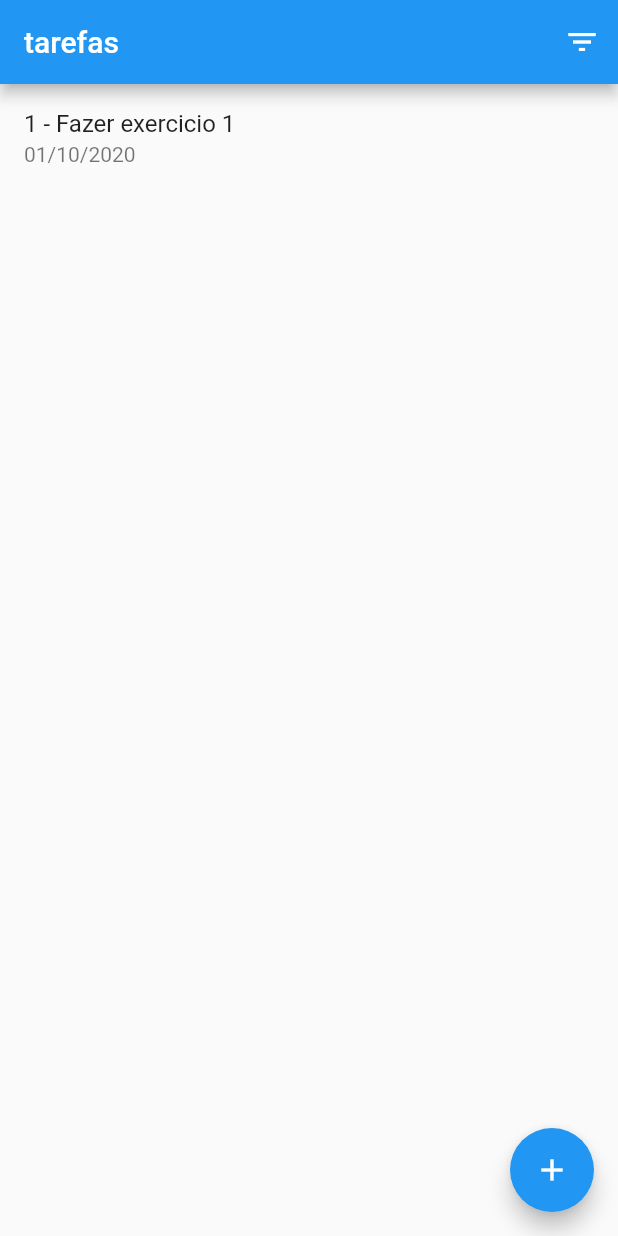
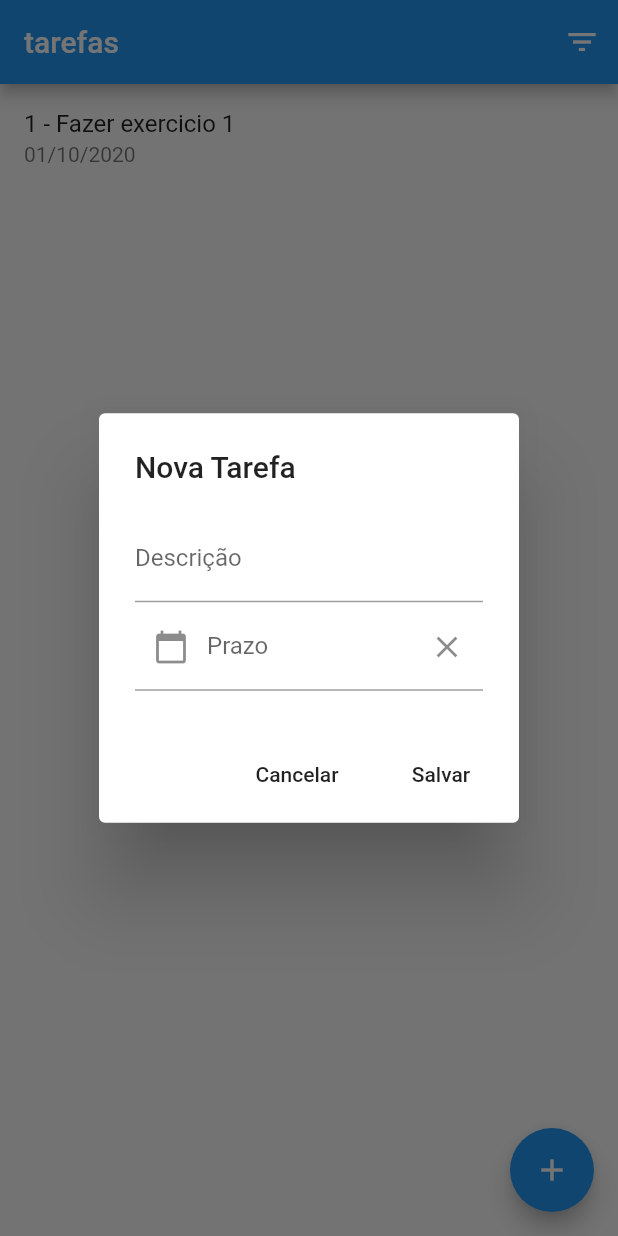
Before and after one commit to maiconm/cadastro-tarefas-flutter, a Flutter app: the screen it shows after launch, after a tap on the "add" icon, on a phone screen of 412 x 824 dp. Run offline on Flutter 3.47's test engine with Material 2 defaults, Android fonts, the phone set to English and light mode, and no system bars.

Commit message:
Editar e excluir elementos da lista

```diff
--- a/lib/pages/lista_tarefas_page.dart
+++ b/lib/pages/lista_tarefas_page.dart
@@ -1,5 +1,6 @@
 import 'package:cadastro_tarefas/model/tarefa.dart';
 import 'package:flutter/material.dart';
+import 'package:intl/intl.dart';
 
 class ListaTarefasPage extends StatefulWidget {
   @override
@@ -63,9 +64,9 @@ class _ListaTarefasPageState extends State<ListaTarefasPage> {
           itemBuilder: _criarItensMenuPopup,
           onSelected: (String valorSelecionado) {
             if (valorSelecionado == ACAO_EDITAR) {
-              _abrirForm();
+              _abrirForm(tarefaAtual: tarefa, indice: index);
             } else {
-              _excluir();
+              _excluir(index);
             }
           }
         );
@@ -89,7 +90,7 @@ class _ListaTarefasPageState extends State<ListaTarefasPage> {
         ),
       ),
       PopupMenuItem(
-        value: ACAO_EDITAR,
+        value: ACAO_EXCLUIR,
         child: Row(
           children: [
             Icon(Icons.delete, color: Colors.red),
@@ -103,15 +104,171 @@ class _ListaTarefasPageState extends State<ListaTarefasPage> {
     ];
   }
 
-  void _abrirForm() {
-    // TODO
+  void _abrirForm({Tarefa tarefaAtual, int indice}) {
+    final key = GlobalKey<_ConteudoFormDialogState>();
+    showDialog(
+      context: context,
+      builder: (BuildContext context) {
+        return AlertDialog(
+          title: Text(tarefaAtual == null ? 'Nova Tarefa' : 'Alterar Tarefa (${tarefaAtual.id})'),
+          content: ConteudoFormDialog(
+            key: key,
+            tarefaAtual: tarefaAtual,
+          ),
+          actions: [
+            FlatButton(
+              child: Text('Cancelar'),
+              onPressed: () => Navigator.of(context).pop(),
+            ),
+            FlatButton(
+              onPressed: () {
+                if (key.currentState.dadosValidos()) {
+                  setState(() {
+                    final novaTarefa = key.currentState.novaTarefa;
+                    if (indice == null) {
+                      novaTarefa.id = ++_ultimoId;
+                      _tarefas.add(novaTarefa);
+                    } else {
+                      _tarefas[indice] = novaTarefa;
+                    }
+                  });
+                  Navigator.of(context).pop();
+                }
+              },
+              child: Text('Salvar'),
+            ),
+          ],
+        );
+      }
+    );
   }
 
-  void _excluir() {
-    // TODO
+  void _excluir(int indice) {
+    showDialog(
+      context: context,
+      builder: (BuildContext context) {
+        return AlertDialog(
+          title: Row(
+            children: [
+              Icon(Icons.warning),
+              Padding(
+                padding: EdgeInsets.only(left: 10),
+                child: Text('Atenção'),
+              ),
+            ],
+          ),
+          content: Text('Esse registro será removido definitivamente.'),
+          actions: [
+            FlatButton(
+              child: Text('Cancelar'),
+              onPressed: () => Navigator.of(context).pop(),
+            ),
+            FlatButton(
+              child: Text('OK'),
+              onPressed: () {
+                Navigator.of(context).pop();
+                setState(() {
+                  _tarefas.removeAt(indice);
+                });
+              },
+            ),
+          ],
+        );
+      }
+    );
   }
 
   void _abrirPaginaFiltro() {
     // TODO
   }
 }
+
+class ConteudoFormDialog extends StatefulWidget {
+  final Tarefa tarefaAtual;
+
+  ConteudoFormDialog({Key key, this.tarefaAtual}): super(key: key);
+
+  @override
+  _ConteudoFormDialogState createState() => _ConteudoFormDialogState();
+}
+
+class _ConteudoFormDialogState extends State<ConteudoFormDialog> {
+  final _formKey = GlobalKey<FormState>();
+  final _descricaoController = TextEditingController();
+  final _prazoController = TextEditingController();
+  final _dateFormat = DateFormat('dd/MM/yyyy');
+
+  @override
+  void initState() {
+    super.initState();
+    if (widget.tarefaAtual != null) {
+      _descricaoController.text = widget.tarefaAtual.descricao;
+      _prazoController.text = widget.tarefaAtual.prazoFormatado;
+    }
+  }
+
+  @override
+  Widget build(BuildContext context) {
+    return Form(
+      key: _formKey,
+      child: Column(
+        mainAxisSize: MainAxisSize.min,
+        children: [
+          TextFormField(
+            controller: _descricaoController,
+            decoration: InputDecoration(labelText: 'Descrição',),
+            validator: (String valor) {
+              if (valor == null || valor.isEmpty) {
+                return 'Informe a descrição';
+              }
+              return null;
+            },
+          ),
+          TextFormField(
+            controller: _prazoController,
+            decoration: InputDecoration(
+              labelText: 'Prazo',
+                prefixIcon: IconButton(
+                icon: Icon(Icons.calendar_today),
+                onPressed: _mostrarCalendario,
+              ),
+              suffixIcon: IconButton(
+                icon: Icon(Icons.close),
+                onPressed: () => _prazoController.clear(),
+              ),
+            ),
+            readOnly: true,
+          ),
+        ],
+      ),
+    );
+  }
+
+  _mostrarCalendario() async {
+    final dataFormatada = _prazoController.text;
+    var agora = DateTime.now();
+    if (dataFormatada.isNotEmpty) {
+      agora = _dateFormat.parse(dataFormatada);
+    }
+    final dataSelecionada = await showDatePicker(
+      context: context,
+      initialDate: agora,
+      firstDate: agora.subtract(Duration(days: 5 * 365)),
+      lastDate: agora.add(Duration(days: 5 * 365)),
+    );
+    if (dataSelecionada != null) {
+      setState(() {
+        _prazoController.text = _dateFormat.format(dataSelecionada);
+      });
+    }
+  }
+
+  bool dadosValidos() => _formKey.currentState.validate();
+
+  Tarefa get novaTarefa => Tarefa(
+    id: widget.tarefaAtual?.id,
+    descricao: _descricaoController.text,
+    prazo: _prazoController.text.isEmpty ? null : _dateFormat.parse(_prazoController.text),
+  );
+
+}
```
